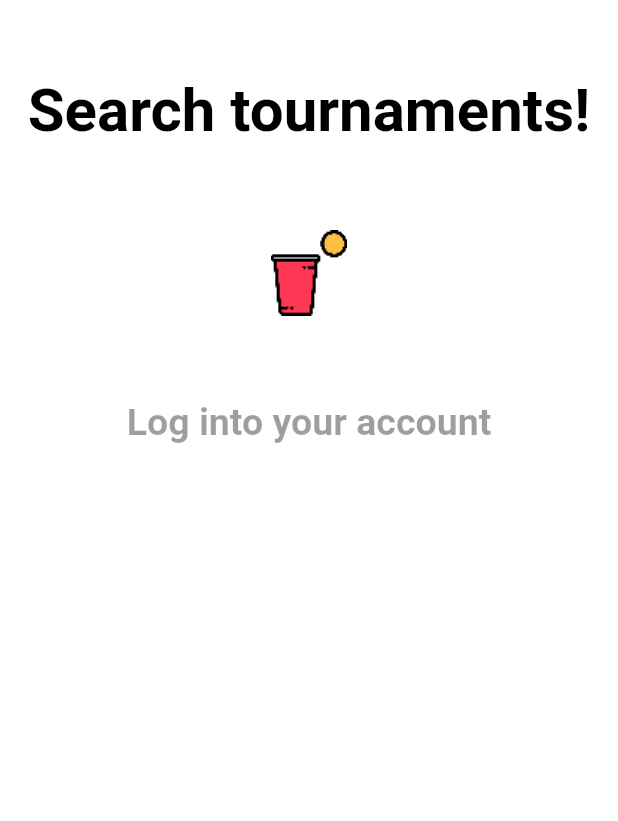
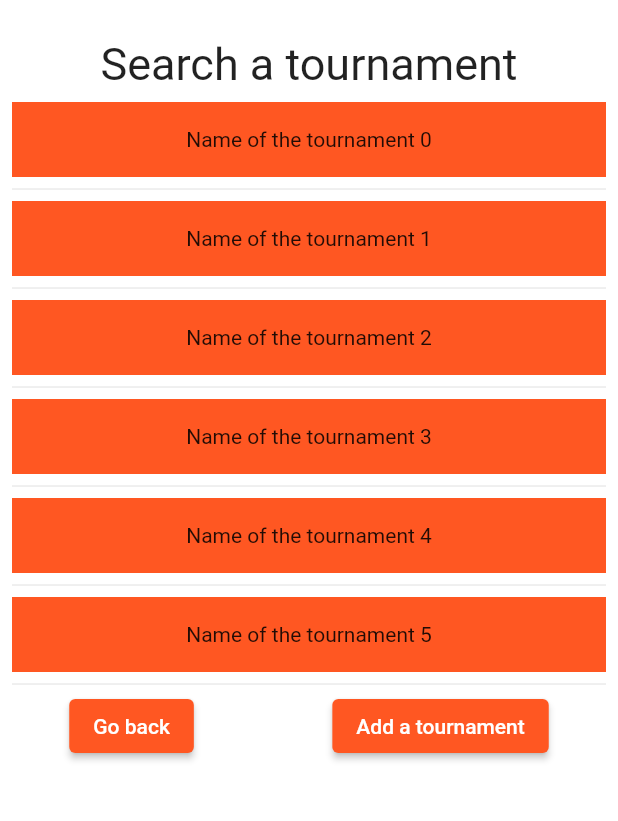
Before and after one commit to tamasb99/BPTracker, a Flutter app: the IndexScreen screen opened directly, on a phone screen of 412 x 824 dp, the part 84-905 px from its top. Run offline on Flutter 3.47's test engine with Material 2 defaults, Android fonts, the phone set to English and light mode, and no system bars; our stand-ins replace shared_preferences, sqflite, toast; accounts and stored records are empty.

Commit message:
Tournament screen

```diff
--- a/lib/Buttons/buttons.dart
+++ b/lib/Buttons/buttons.dart
@@ -25,6 +25,17 @@ class ButtonGoHome extends StatelessWidget{
     );
   }
 }
+class ButtonAddTournament extends StatelessWidget{
+  @override
+  Widget build(BuildContext context)
+  {
+    return ElevatedButton(onPressed: () => Navigator.push(
+        context, MaterialPageRoute(builder: (context) => IndexScreen())),
+        child: Text('Add a tournament')
+    );
+  }
+}
+
 
 
 class ButtonsRegisterGoBack extends StatelessWidget{
--- /dev/null
+++ b/lib/Databasehandler/dbhelpertournament.dart
@@ -0,0 +1,72 @@
+import 'package:bptracker_sqlite/Model/user_model.dart';
+import 'package:path_provider/path_provider.dart';
+import 'package:sqflite/sqflite.dart';
+import 'package:path/path.dart';
+import 'dart:io' as io;
+
+class DbHelper {
+  static late Database _db;
+
+  static const String DB_Name = 'test.db';
+  static const String Table_Tournament = 'tournament';
+  static const int Version = 1;
+
+  static const String C_TournamentID = 'tournament_id';
+  static const String C_TournamentName = 'name';
+
+  Future<Database> get db async {
+    /* if (_db != null) {
+      return _db;
+    }*/
+    _db = await initDb();
+    return _db;
+  }
+
+  initDb() async {
+    io.Directory documentsDirectory = await getApplicationDocumentsDirectory();
+    String path = join(documentsDirectory.path, DB_Name);
+    var db = await openDatabase(path, version: Version, onCreate: _onCreate);
+    return db;
+  }
+
+  _onCreate(Database db, int intVersion) async {
+    await db.execute("CREATE TABLE $Table_Tournament ("
+        " $C_TournamentID TEXT, "
+        " $C_TournamentName TEXT, "
+        " PRIMARY KEY ($C_TournamentID)"
+        ")");
+  }
+
+  Future<int> saveData(UserModel user) async {
+    var dbClient = await db;
+    var res = await dbClient.insert(Table_Tournament, user.toMap());
+    return res;
+  }
+
+  Future<UserModel?> getAllTournament(String userId, String password) async {
+    var dbClient = await db;
+    var res = await dbClient.rawQuery("SELECT * FROM $Table_Tournament");
+
+    if (res.length > 0) {
+      return UserModel.fromMap(res.first);
+    }
+
+    return null;
+  }
+/*
+  Future<int> updateUser(UserModel user) async {
+    var dbClient = await db;
+    var res = await dbClient.update(Table_User, user.toMap(),
+        where: '$C_UserID = ?', whereArgs: [user.user_id]);
+    return res;
+  }
+*/
+  /*
+  Future<int> deleteUser(String user_id) async {
+    var dbClient = await db;
+    var res = await dbClient
+        .delete(Table_User, where: '$C_UserID = ?', whereArgs: [user_id]);
+    return res;
+  }
+   */
+}
--- a/lib/Screens/homescreen.dart
+++ b/lib/Screens/homescreen.dart
@@ -1,11 +1,10 @@
+import 'package:bptracker_sqlite/Screens/tournamentdetailsscreen.dart';
+import 'package:flutter/gestures.dart';
 import 'package:flutter/material.dart';
-import 'package:bptracker_sqlite/Comm/com_helper.dart';
-import 'package:bptracker_sqlite/Comm/gen_login_signup_header.dart';
-import 'package:bptracker_sqlite/Comm/gen_text_form_field.dart';
-import 'package:bptracker_sqlite/DatabaseHandler/DbHelper.dart';
-import 'package:bptracker_sqlite/Model/user_model.dart';
-import 'package:bptracker_sqlite/Screens/registerscreen.dart';
+import 'package:bptracker_sqlite/Databasehandler/dbhelpertournament.dart';
+import 'package:bptracker_sqlite/Model/tournament_model.dart';
 import 'package:shared_preferences/shared_preferences.dart';
+import 'package:bptracker_sqlite/Buttons/buttons.dart';
 
 import 'myprofilescreen.dart';
 
@@ -15,6 +14,37 @@ class IndexScreen extends StatefulWidget {
 }
 
 class _IndexScreenState extends State<IndexScreen> {
+  final _formKey = new GlobalKey<FormState>();
+  Future<SharedPreferences> _pref = SharedPreferences.getInstance();
+
+  DbHelper? dbHelper;
+  final _conTournamentId = TextEditingController();
+  final _conDelTournamentId = TextEditingController();
+  final _conTournamentName = TextEditingController();
+
+  @override
+  void initState() {
+    super.initState();
+    var result = _getAllTournament();
+    print(result);
+    dbHelper = DbHelper();
+  }
+
+  Future<void> _getAllTournament() async {
+    final SharedPreferences sp = await _pref;
+
+    setState(() {
+      _conTournamentId.text = sp.getString("user_id");
+      _conDelTournamentId.text = sp.getString("user_id");
+      _conTournamentName.text = sp.getString("user_name");
+    });
+  }
+
+  //majd adatbazisbol
+  final List<TournamentModel> tournaments = List.generate(
+    20,
+    (i) => TournamentModel(i, 'Name of the tournament $i'),
+  );
 
   @override
   Widget build(BuildContext context) {
@@ -22,23 +52,37 @@ class _IndexScreenState extends State<IndexScreen> {
       appBar: AppBar(
         title: Text('BeerpongTracker'),
       ),
-      body: SingleChildScrollView(
-        scrollDirection: Axis.vertical,
-        child: Container(
-          child: Center(
-            child: Column(
-              mainAxisAlignment: MainAxisAlignment.center,
-              children: [
-                genLoginSignupHeader('Search tournaments!'),
-                Container(
-                  margin: EdgeInsets.all(30.0),
-                  width: double.infinity,
-                  //child:
-                ),
-              ],
+      body: Column(
+        children: [
+          SizedBox(height: 25.0),
+          Text(
+            'Search a tournament',
+            style: TextStyle(height: null, fontSize: 30),
+          ),
+          Container(
+            height: 400,
+            child: ListView.separated(
+              padding: const EdgeInsets.all(8),
+              itemCount: tournaments.length,
+              itemBuilder: (BuildContext context, int index) {
+                return Container(
+                  height: 50,
+                  color: Colors.deepOrange,
+                  child: Center(child: Text('${tournaments[index].name}')),
+                );
+              },
+              separatorBuilder: (BuildContext context, int index) =>
+                  const Divider(),
             ),
           ),
-        ),
+          Row(
+            mainAxisAlignment: MainAxisAlignment.spaceAround,
+            children: [
+              ButtonGoBack(),
+              ButtonAddTournament(),
+            ],
+          ),
+        ],
       ),
     );
   }
--- a/lib/Screens/myprofilescreen.dart
+++ b/lib/Screens/myprofilescreen.dart
@@ -182,6 +182,7 @@ class _HomeFormState extends State<HomeForm> {
                       onPressed: delete,
                     ),
                   ),
+                  ButtonGoHome(),
                   ButtonGoBack(),
                 ],
               ),
```
